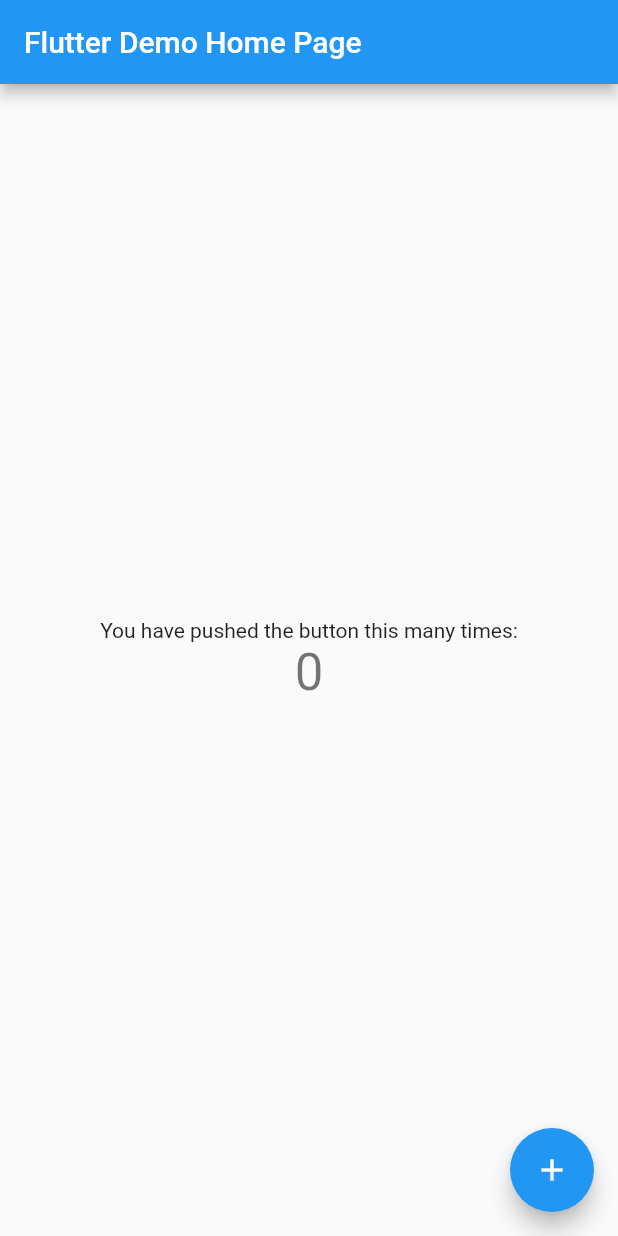
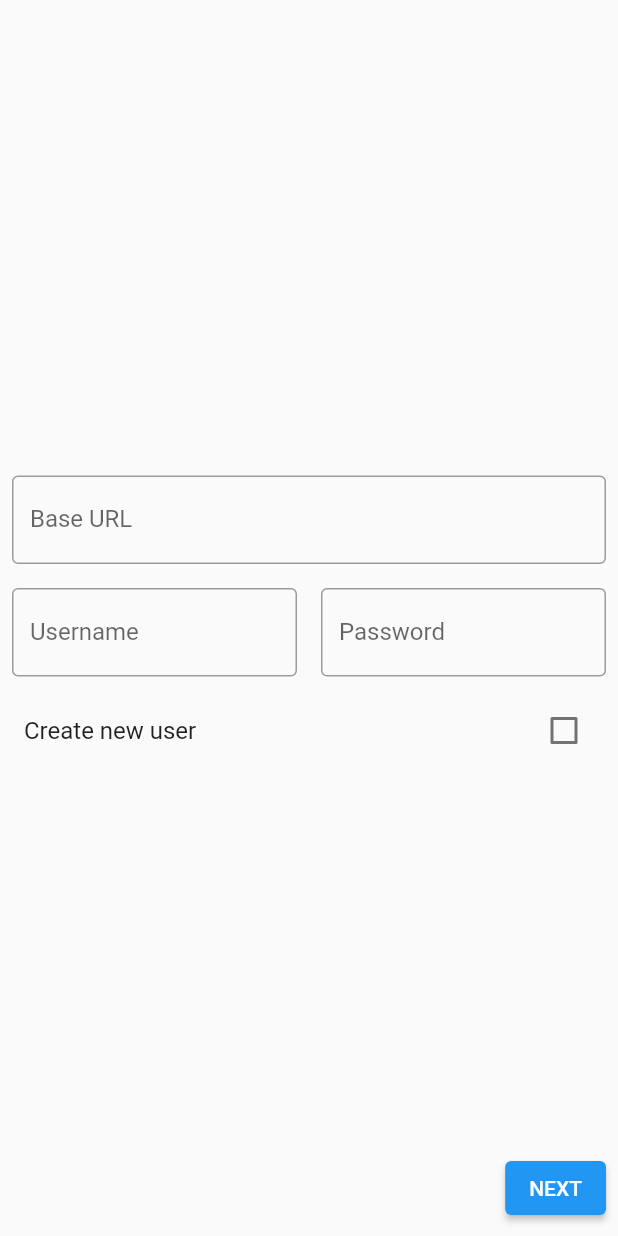
Before and after one commit to UnicornsOnLSD-IoT-Project/camera-app-new, a Flutter app: the screen it shows after launch, on a phone screen of 412 x 824 dp. Run offline on Flutter 3.47's test engine with Material 2 defaults, Android fonts, the phone set to English and light mode, and no system bars; our stand-ins replace chopper, get_it, hive, hive_flutter; accounts and stored records are empty; generated files the repository leaves out were written again.

Commit message:
Added basic login screen

```diff
--- a/lib/main.dart
+++ b/lib/main.dart
@@ -1,117 +1,47 @@
 import 'package:flutter/material.dart';
+import 'package:get_it/get_it.dart';
+import 'package:hive/hive.dart';
+import 'package:hive_flutter/hive_flutter.dart';
+import 'package:logging/logging.dart';
 
-void main() {
-  runApp(MyApp());
+import 'models/CameraServerApiModels.dart';
+import 'services/CameraServerApiHelper.dart';
+import 'screens/SplashScreen.dart';
+
+void main() async {
+  _setupLogging();
+  await _setupHive();
+  _setupCameraServerApiHelper();
+  runApp(CameraApp());
 }
 
-class MyApp extends StatelessWidget {
-  // This widget is the root of your application.
+void _setupLogging() {
+  Logger.root.level = Level.ALL;
+  Logger.root.onRecord.listen((event) =>
+      print("[${event.level.name}] ${event.time}: ${event.message}"));
+}
+
+Future<void> _setupHive() async {
+  await Hive.initFlutter();
+  Hive.registerAdapter(UserAdapter());
+  await Future.wait([
+    Hive.openBox<User>("Users"),
+    Hive.openBox<CurrentUser>("CurrentUser"),
+  ]);
+}
+
+void _setupCameraServerApiHelper() {
+  GetIt.instance.registerSingleton(CameraServerApiHelper());
+}
+
+class CameraApp extends StatelessWidget {
+  const CameraApp({Key key}) : super(key: key);
+
   @override
   Widget build(BuildContext context) {
     return MaterialApp(
-      title: 'Flutter Demo',
-      theme: ThemeData(
-        // This is the theme of your application.
-        //
-        // Try running your application with "flutter run". You'll see the
-        // application has a blue toolbar. Then, without quitting the app, try
-        // changing the primarySwatch below to Colors.green and then invoke
-        // "hot reload" (press "r" in the console where you ran "flutter run",
-        // or simply save your changes to "hot reload" in a Flutter IDE).
-        // Notice that the counter didn't reset back to zero; the application
-        // is not restarted.
-        primarySwatch: Colors.blue,
-        // This makes the visual density adapt to the platform that you run
-        // the app on. For desktop platforms, the controls will be smaller and
-        // closer together (more dense) than on mobile platforms.
-        visualDensity: VisualDensity.adaptivePlatformDensity,
-      ),
-      home: MyHomePage(title: 'Flutter Demo Home Page'),
+      title: "Camera App",
+      home: SplashScreen(),
     );
   }
 }
-
-class MyHomePage extends StatefulWidget {
-  MyHomePage({Key key, this.title}) : super(key: key);
-
-  // This widget is the home page of your application. It is stateful, meaning
-  // that it has a State object (defined below) that contains fields that affect
-  // how it looks.
-
-  // This class is the configuration for the state. It holds the values (in this
-  // case the title) provided by the parent (in this case the App widget) and
-  // used by the build method of the State. Fields in a Widget subclass are
-  // always marked "final".
-
-  final String title;
-
-  @override
-  _MyHomePageState createState() => _MyHomePageState();
-}
-
-class _MyHomePageState extends State<MyHomePage> {
-  int _counter = 0;
-
-  void _incrementCounter() {
-    setState(() {
-      // This call to setState tells the Flutter framework that something has
-      // changed in this State, which causes it to rerun the build method below
-      // so that the display can reflect the updated values. If we changed
-      // _counter without calling setState(), then the build method would not be
-      // called again, and so nothing would appear to happen.
-      _counter++;
-    });
-  }
-
-  @override
-  Widget build(BuildContext context) {
-    // This method is rerun every time setState is called, for instance as done
-    // by the _incrementCounter method above.
-    //
-    // The Flutter framework has been optimized to make rerunning build methods
-    // fast, so that you can just rebuild anything that needs updating rather
-    // than having to individually change instances of widgets.
-    return Scaffold(
-      appBar: AppBar(
-        // Here we take the value from the MyHomePage object that was created by
-        // the App.build method, and use it to set our appbar title.
-        title: Text(widget.title),
-      ),
-      body: Center(
-        // Center is a layout widget. It takes a single child and positions it
-        // in the middle of the parent.
-        child: Column(
-          // Column is also a layout widget. It takes a list of children and
-          // arranges them vertically. By default, it sizes itself to fit its
-          // children horizontally, and tries to be as tall as its parent.
-          //
-          // Invoke "debug painting" (press "p" in the console, choose the
-          // "Toggle Debug Paint" action from the Flutter Inspector in Android
-          // Studio, or the "Toggle Debug Paint" command in Visual Studio Code)
-          // to see the wireframe for each widget.
-          //
-          // Column has various properties to control how it sizes itself and
-          // how it positions its children. Here we use mainAxisAlignment to
-          // center the children vertically; the main axis here is the vertical
-          // axis because Columns are vertical (the cross axis would be
-          // horizontal).
-          mainAxisAlignment: MainAxisAlignment.center,
-          children: <Widget>[
-            Text(
-              'You have pushed the button this many times:',
-            ),
-            Text(
-              '$_counter',
-              style: Theme.of(context).textTheme.headline4,
-            ),
-          ],
-        ),
-      ),
-      floatingActionButton: FloatingActionButton(
-        onPressed: _incrementCounter,
-        tooltip: 'Increment',
-        child: Icon(Icons.add),
-      ), // This trailing comma makes auto-formatting nicer for build methods.
-    );
-  }
-}
--- /dev/null
+++ b/lib/models/CameraServerApiModels.dart
@@ -0,0 +1,52 @@
+import 'package:hive/hive.dart';
+import 'package:json_annotation/json_annotation.dart';
+
+part 'CameraServerApiModels.g.dart';
+
+@JsonSerializable(fieldRename: FieldRename.snake, explicitToJson: true)
+@HiveType(typeId: 0)
+class User {
+  User({
+    this.username,
+    this.userId,
+    this.userToken,
+    this.baseUrl,
+  });
+
+  @HiveField(0)
+  final String username;
+  @HiveField(1)
+  final String userId;
+  @HiveField(2)
+  final String userToken;
+  @HiveField(3)
+  @JsonKey(ignore: true)
+  final String baseUrl;
+
+  factory User.fromJson(Map<String, dynamic> json) => _$UserFromJson(json);
+  Map<String, dynamic> toJson() => _$UserToJson(this);
+}
+
+@JsonSerializable(fieldRename: FieldRename.snake, explicitToJson: true)
+class InsertableUser {
+  InsertableUser({
+    this.username,
+    this.password,
+  });
+
+  final String username;
+  final String password;
+
+  factory InsertableUser.fromJson(Map<String, dynamic> json) =>
+      _$InsertableUserFromJson(json);
+  Map<String, dynamic> toJson() => _$InsertableUserToJson(this);
+}
+
+@HiveType(typeId: 1)
+class CurrentUser {
+  @HiveField(0)
+  final String userId;
+  CurrentUser({
+    this.userId,
+  });
+}
--- /dev/null
+++ b/lib/screens/LoginScreen.dart
@@ -0,0 +1,136 @@
+import 'package:flutter/material.dart';
+import 'package:get_it/get_it.dart';
+
+import '../services/CameraServerApiHelper.dart';
+import '../components/errorSnackBar.dart';
+
+class LoginScreen extends StatelessWidget {
+  const LoginScreen({Key key}) : super(key: key);
+
+  @override
+  Widget build(BuildContext context) {
+    return Scaffold(
+      body: LoginForm(),
+    );
+  }
+}
+
+class LoginForm extends StatefulWidget {
+  const LoginForm({Key key}) : super(key: key);
+
+  @override
+  _LoginFormState createState() => _LoginFormState();
+}
+
+class _LoginFormState extends State<LoginForm> {
+  GlobalKey<FormState> formKey = GlobalKey<FormState>();
+  CameraServerApiHelper cameraServerApiHelper =
+      GetIt.instance<CameraServerApiHelper>();
+
+  String baseUrl;
+  String username;
+  String password;
+
+  bool shouldCreateNewUser = false;
+
+  bool isAuthenticating = false;
+
+  @override
+  Widget build(BuildContext context) {
+    return Stack(
+      children: [
+        Form(
+          key: formKey,
+          child: Column(
+            crossAxisAlignment: CrossAxisAlignment.center,
+            mainAxisAlignment: MainAxisAlignment.center,
+            children: [
+              Padding(
+                padding: const EdgeInsets.all(8.0),
+                child: TextFormField(
+                  keyboardType: TextInputType.url,
+                  decoration: InputDecoration(
+                    labelText: "Base URL",
+                    border: OutlineInputBorder(),
+                  ),
+                  validator: (value) {
+                    if (value.isEmpty) {
+                      return "Base URL cannot be empty";
+                    }
+                    if (!value.startsWith("http://") &&
+                        !value.startsWith("https://")) {
+                      return "URL must start with http:// or https://";
+                    }
+                    if (value.endsWith("/")) {
+                      return "URL must not include a trailing slash";
+                    }
+                    return null;
+                  },
+                  onSaved: (newValue) => baseUrl = newValue,
+                ),
+              ),
+              Row(
+                children: [
+                  Expanded(
+                    child: Padding(
+                      padding: const EdgeInsets.all(8.0),
+                      child: TextFormField(
+                        autocorrect: false,
+                        decoration: InputDecoration(
+                            border: OutlineInputBorder(),
+                            labelText: "Username"),
+                        onSaved: (newValue) => username = newValue,
+                      ),
+                    ),
+                  ),
+                  Expanded(
+                    child: Padding(
+                      padding: const EdgeInsets.all(8.0),
+                      child: TextFormField(
+                        obscureText: true,
+                        keyboardType: TextInputType.visiblePassword,
+                        decoration: InputDecoration(
+                            border: OutlineInputBorder(),
+                            labelText: "Password"),
+                        onSaved: (newValue) => password = newValue,
+                      ),
+                    ),
+                  ),
+                ],
+              ),
+              CheckboxListTile(
+                value: shouldCreateNewUser,
+                onChanged: (value) => setState(() {
+                  shouldCreateNewUser = value;
+                }),
+                title: Text("Create new user"),
+              ),
+            ],
+          ),
+        ),
+        Align(
+          alignment: Alignment.bottomRight,
+          child: Padding(
+            padding: const EdgeInsets.all(8.0),
+            child: ElevatedButton(
+              child: Text("NEXT"),
+              onPressed: isAuthenticating
+                  ? false
+                  : () async {
+                      if (formKey.currentState.validate()) {
+                        setState(() {
+                          isAuthenticating = true;
+                        });
+                        formKey.currentState.save();
+                        await cameraServerApiHelper
+                            .login(username, password, baseUrl)
+                            .catchError((e) => errorSnackBar(e, context));
+                      }
+                    },
+            ),
+          ),
+        )
+      ],
+    );
+  }
+}
--- /dev/null
+++ b/lib/screens/SplashScreen.dart
@@ -0,0 +1,20 @@
+import 'package:flutter/material.dart';
+import 'package:get_it/get_it.dart';
+
+import '../services/CameraServerApiHelper.dart';
+import 'LoginScreen.dart';
+
+class SplashScreen extends StatelessWidget {
+  const SplashScreen({Key key}) : super(key: key);
+
+  @override
+  Widget build(BuildContext context) {
+    CameraServerApiHelper cameraServerApiHelper =
+        GetIt.instance<CameraServerApiHelper>();
+
+    if (cameraServerApiHelper.userCount == 0) return LoginScreen();
+
+    // TODO: Add other screens
+    return Container();
+  }
+}
--- /dev/null
+++ b/lib/services/CameraServerApi.dart
@@ -0,0 +1,38 @@
+import 'package:chopper/chopper.dart';
+import 'package:get_it/get_it.dart';
+
+import '../models/CameraServerApiModels.dart';
+import 'CameraServerApiHelper.dart';
+
+part 'CameraServerApi.chopper.dart';
+
+@ChopperApi()
+abstract class CameraServerApi extends ChopperService {
+  @Post(path: "/AddUser")
+  Future<Response> addUser(@Body() InsertableUser newUser);
+
+  @Post(path: "/Login")
+  Future<Response> login(@Body() InsertableUser newUser);
+
+  static CameraServerApi create() {
+    final client = ChopperClient(
+        services: [_$CameraServerApi()],
+        converter: JsonConverter(),
+        interceptors: [
+          (Request request) {
+            CameraServerApiHelper cameraServerApiHelper =
+                GetIt.instance<CameraServerApiHelper>();
+            if (cameraServerApiHelper.baseUrlTemp != null) {
+              return request.copyWith(
+                  baseUrl: cameraServerApiHelper.baseUrlTemp);
+            } else {
+              return request.copyWith(
+                  baseUrl: cameraServerApiHelper.currentUser.baseUrl);
+            }
+          },
+          HttpLoggingInterceptor(),
+        ]);
+
+    return _$CameraServerApi(client);
+  }
+}
--- /dev/null
+++ b/lib/services/CameraServerApiHelper.dart
@@ -0,0 +1,57 @@
+import 'package:chopper/chopper.dart';
+import 'package:hive/hive.dart';
+
+import '../models/CameraServerApiModels.dart';
+import 'CameraServerApi.dart';
+
+class CameraServerApiHelper {
+  CameraServerApi _cameraServerApi = CameraServerApi.create();
+  Box<User> _usersBox = Hive.box<User>("Users");
+  Box<CurrentUser> _currentUserBox = Hive.box<CurrentUser>("CurrentUser");
+
+  /// This value is used when logging in so that the chopper client can use the new base URL
+  String baseUrlTemp;
+
+  /// Creates a new user on the camera server.
+  Future<User> createUser(String username, String password) async {
+    Response response = await _cameraServerApi.addUser(InsertableUser(
+      username: username,
+      password: password,
+    ));
+
+    if (response.isSuccessful) {
+      // If the response is successful, add the user into a box and return the user
+      User newUser = User.fromJson(response.body);
+      await _saveUser(newUser);
+      return newUser;
+    } else {
+      return Future.error(response);
+    }
+  }
+
+  Future<User> login(String username, String password, String baseUrl) async {
+    baseUrlTemp = baseUrl;
+    Response response = await _cameraServerApi.login(InsertableUser(
+      username: username,
+      password: password,
+    ));
+    baseUrlTemp = null;
+
+    if (response.isSuccessful) {
+      User newUser = User.fromJson(response.body);
+      await _saveUser(newUser);
+      return newUser;
+    } else {
+      return Future.error(response.error);
+    }
+  }
+
+  Future<void> _saveUser(User newUser) async {
+    await _usersBox.put(newUser.userId, newUser);
+    await _currentUserBox.put(
+        "CurrentUser", CurrentUser(userId: newUser.userId));
+  }
+
+  int get userCount => _usersBox.length;
+  User get currentUser => _usersBox.get(_currentUserBox.get("CurrentUser"));
+}
```
Also changed, not shown: lib/components/errorSnackBar.dart (added, +27 -0 lines), pubspec.yaml (+11 -0 lines), lib/models/CameraServerApiModels.g.dart (added), lib/services/CameraServerApi.chopper.dart (added), pubspec.lock, 1 other file.
